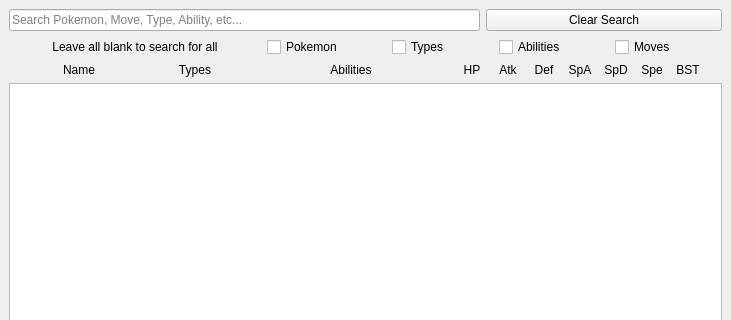
Old version of the form assets/ui/main.ui in the repository elliottsneath/One-Pointer-Pokemon-Searcher; both pictures show x 0 to 731 and y 0 to 320 of the 731 by 600 pixel window.
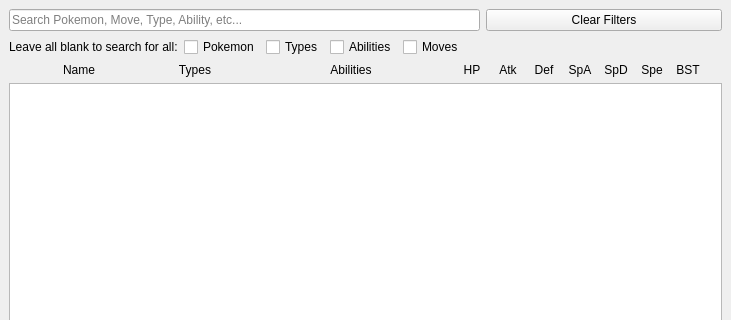
New version of the form. Custom widgets are drawn as their Qt base class.

What changed in the file:
```diff
--- a/assets/ui/main.ui
+++ b/assets/ui/main.ui
@@ -33,7 +33,7 @@
          </sizepolicy>
         </property>
         <property name="text">
-         <string>Clear Search</string>
+         <string>Clear Filters</string>
         </property>
        </widget>
       </item>
@@ -44,16 +44,16 @@
       <item>
        <widget class="QLabel" name="label_5">
         <property name="sizePolicy">
-         <sizepolicy hsizetype="Maximum" vsizetype="Preferred">
+         <sizepolicy hsizetype="Preferred" vsizetype="Preferred">
           <horstretch>0</horstretch>
           <verstretch>0</verstretch>
          </sizepolicy>
         </property>
         <property name="text">
-         <string>Leave all blank to search for all</string>
+         <string>Leave all blank to search for all:</string>
         </property>
         <property name="alignment">
-         <set>Qt::AlignmentFlag::AlignCenter</set>
+         <set>Qt::AlignmentFlag::AlignLeading|Qt::AlignmentFlag::AlignLeft|Qt::AlignmentFlag::AlignVCenter</set>
         </property>
        </widget>
       </item>
@@ -109,6 +109,19 @@
         </property>
        </widget>
       </item>
+      <item>
+       <spacer name="horizontalSpacer">
+        <property name="orientation">
+         <enum>Qt::Orientation::Horizontal</enum>
+        </property>
+        <property name="sizeHint" stdset="0">
+         <size>
+          <width>40</width>
+          <height>20</height>
+         </size>
+        </property>
+       </spacer>
+      </item>
      </layout>
     </item>
     <item>
```
Left out of the diff: 3 changed lines with no effect on the pictures.
